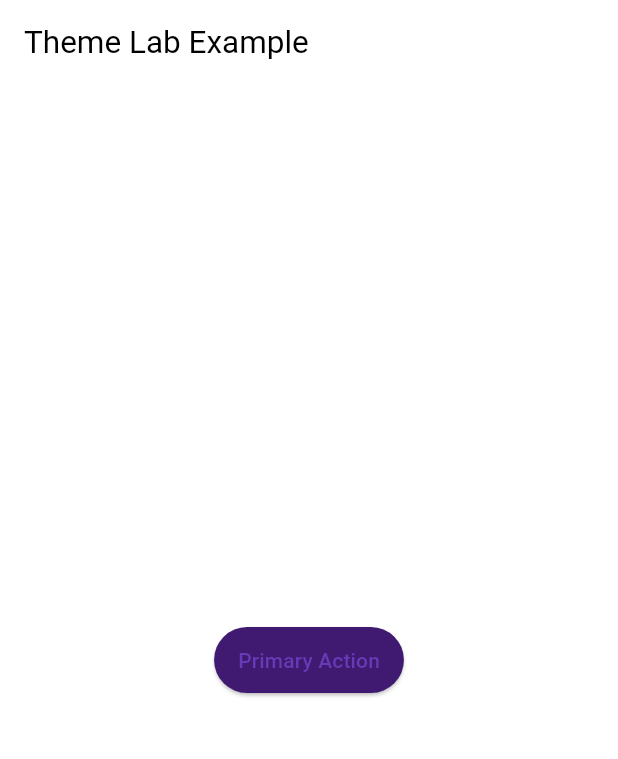
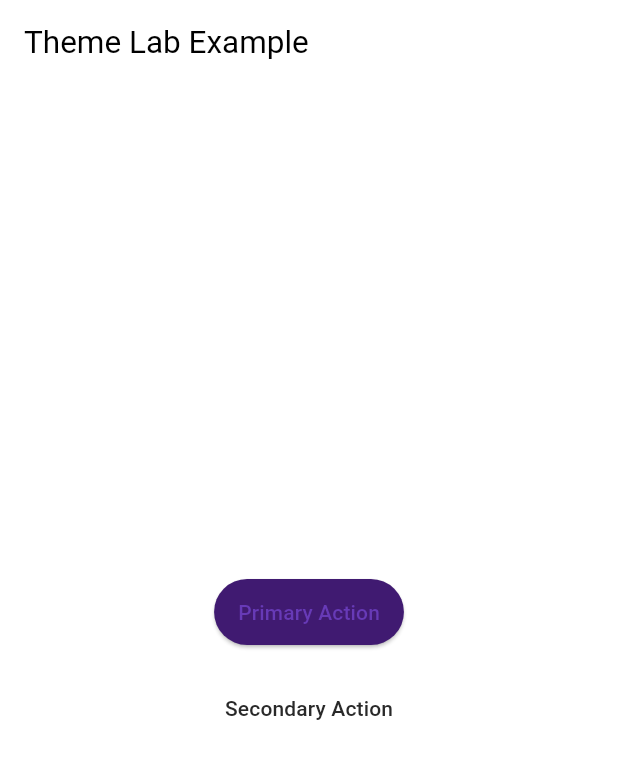
Before and after one commit to juniiormediina/flutter_theme_lab, a Flutter app: the screen it shows after launch, on a phone screen of 412 x 824 dp. Shown: the top 759 px of the screen. Run offline on Flutter 3.47's test engine with Material 3 defaults, Android fonts, the phone set to English and light mode, and no system bars; Roboto replaces fonts that are missing (OpenSans).

Commit message:
feat(flutter_theme_lab): se integra prueba del funcionamiento de atoms dentro del example

```diff
--- a/example/lib/main.dart
+++ b/example/lib/main.dart
@@ -1,5 +1,6 @@
 import 'package:flutter/material.dart';
 import 'package:flutter_theme_lab/atoms/primary_button.dart';
+import 'package:flutter_theme_lab/atoms/secondary_button.dart';
 import 'package:flutter_theme_lab/foundations/theme/theme.dart';
 
 void main() {
@@ -29,13 +30,23 @@ class HomePage extends StatelessWidget {
           title: const Text('Theme Lab Example'),
         ),
         body: Center(
-        child: PrimaryButton(
+            child: Column(
+          mainAxisAlignment: MainAxisAlignment.center,
+          children: [
+            PrimaryButton(
               label: "Primary Action",
               onPressed: () {
                 print("Primary Button Pressed!");
               },
             ),
+            const SizedBox(height: 16),
+            SecondaryButton(
+              label: "Secondary Action",
+              onPressed: () {
+                print("Secondary Button Pressed!");
+              },
             ),
-    );
+          ],
+        )));
   }
 }
--- a/lib/atoms/primary_button.dart
+++ b/lib/atoms/primary_button.dart
@@ -1,6 +1,7 @@
 import 'package:flutter/material.dart';
 
 import '../../tokens/colors.dart';
+import '../foundations/colors.dart';
 
 class PrimaryButton extends StatelessWidget {
   final String label;
@@ -20,7 +21,7 @@ class PrimaryButton extends StatelessWidget {
   Widget build(BuildContext context) {
     return ElevatedButton(
       style: ElevatedButton.styleFrom(
-        backgroundColor: ThemeLabColors.brandPrimary,
+        backgroundColor: ThemeLabColorsFoundation.colorButtonPrimary,
         padding: const EdgeInsets.symmetric(horizontal: 16, vertical: 12),
         textStyle: textStyle,
       ),
--- /dev/null
+++ b/lib/atoms/secondary_button.dart
@@ -0,0 +1,36 @@
+import 'package:flutter/material.dart';
+
+import '../foundations/colors.dart';
+
+class SecondaryButton extends StatelessWidget {
+  final String label;
+  final VoidCallback onPressed;
+  final Color? backgroundColor;
+  final TextStyle? textStyle;
+
+  const SecondaryButton({
+    super.key,
+    required this.label,
+    required this.onPressed,
+    this.backgroundColor,
+    this.textStyle,
+  });
+
+  @override
+  Widget build(BuildContext context) {
+    return OutlinedButton(
+      style: OutlinedButton.styleFrom(
+        backgroundColor: ThemeLabColorsFoundation.colorButtonSecondary,
+        side: const BorderSide(
+            color: ThemeLabColorsFoundation.colorButtonSecondary),
+        padding: const EdgeInsets.symmetric(horizontal: 16, vertical: 12),
+      ),
+      onPressed: onPressed,
+      child: Text(
+        label,
+        style: textStyle ??
+            const TextStyle(color: ThemeLabColorsFoundation.darkTextColors),
+      ),
+    );
+  }
+}
```
Lines whose indentation alone changed are shown as unchanged.
